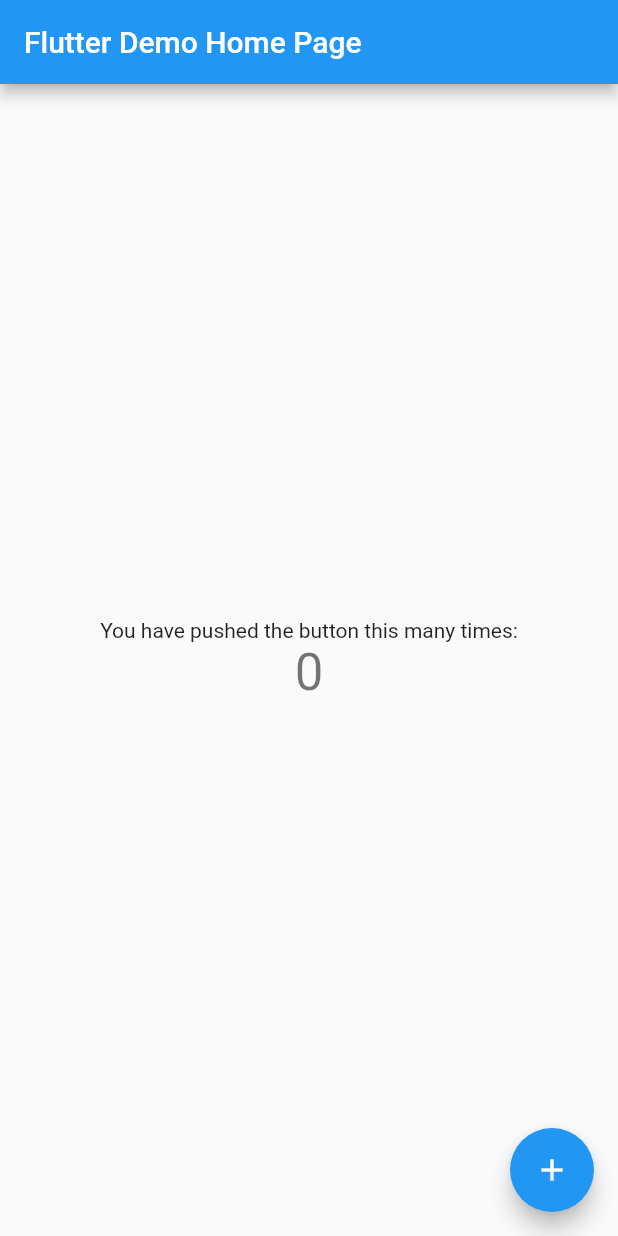
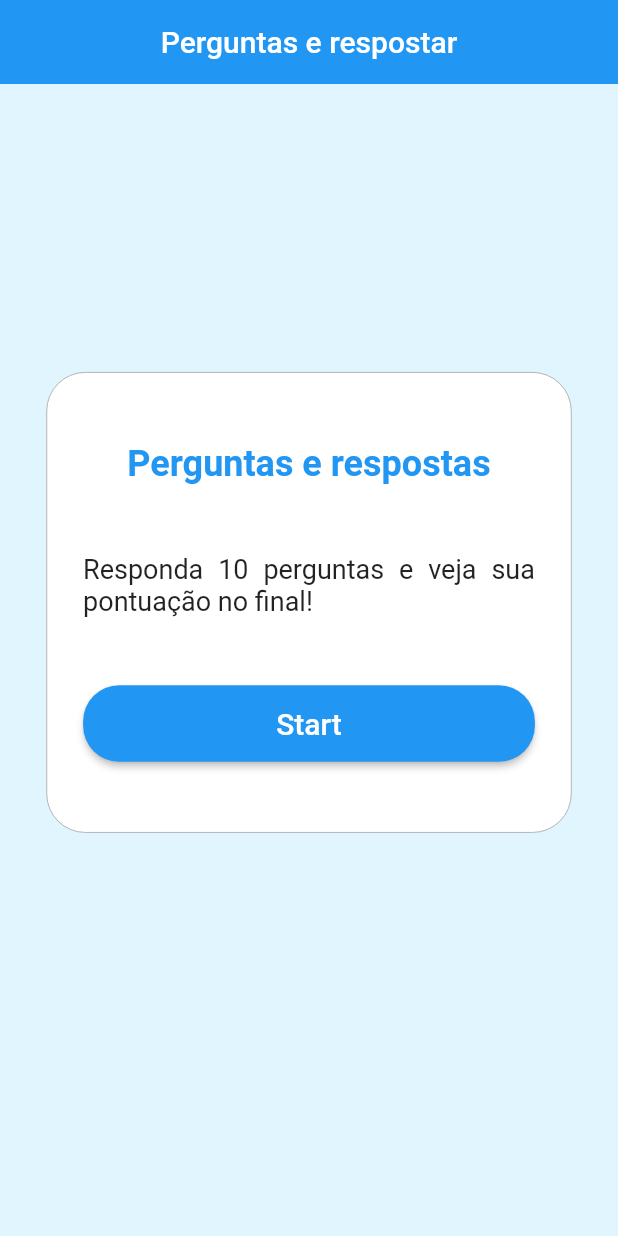
Before and after one commit to EduardoGPS-18/FirstWeekChallengeUA, a Flutter app: the screen it shows after launch, on a phone screen of 412 x 824 dp. Run offline on Flutter 3.47's test engine with Material 2 defaults, Android fonts, the phone set to English and light mode, and no system bars.

Commit message:
feat: added home_page and added pages centrilizer import

```diff
--- a/lib/main.dart
+++ b/lib/main.dart
@@ -1,4 +1,6 @@
 import 'package:flutter/material.dart';
+
+import './pages/pages.dart';
 
 void main() {
   runApp(const MyApp());
@@ -7,109 +9,14 @@ void main() {
 class MyApp extends StatelessWidget {
   const MyApp({Key? key}) : super(key: key);
 
-  // This widget is the root of your application.
   @override
   Widget build(BuildContext context) {
     return MaterialApp(
-      title: 'Flutter Demo',
+      title: 'Quiz App',
       theme: ThemeData(
-        // This is the theme of your application.
-        //
-        // Try running your application with "flutter run". You'll see the
-        // application has a blue toolbar. Then, without quitting the app, try
-        // changing the primarySwatch below to Colors.green and then invoke
-        // "hot reload" (press "r" in the console where you ran "flutter run",
-        // or simply save your changes to "hot reload" in a Flutter IDE).
-        // Notice that the counter didn't reset back to zero; the application
-        // is not restarted.
         primarySwatch: Colors.blue,
       ),
-      home: const MyHomePage(title: 'Flutter Demo Home Page'),
+      home: const HomePage(),
     );
   }
 }
-
-class MyHomePage extends StatefulWidget {
-  const MyHomePage({Key? key, required this.title}) : super(key: key);
-
-  // This widget is the home page of your application. It is stateful, meaning
-  // that it has a State object (defined below) that contains fields that affect
-  // how it looks.
-
-  // This class is the configuration for the state. It holds the values (in this
-  // case the title) provided by the parent (in this case the App widget) and
-  // used by the build method of the State. Fields in a Widget subclass are
-  // always marked "final".
-
-  final String title;
-
-  @override
-  State<MyHomePage> createState() => _MyHomePageState();
-}
-
-class _MyHomePageState extends State<MyHomePage> {
-  int _counter = 0;
-
-  void _incrementCounter() {
-    setState(() {
-      // This call to setState tells the Flutter framework that something has
-      // changed in this State, which causes it to rerun the build method below
-      // so that the display can reflect the updated values. If we changed
-      // _counter without calling setState(), then the build method would not be
-      // called again, and so nothing would appear to happen.
-      _counter++;
-    });
-  }
-
-  @override
-  Widget build(BuildContext context) {
-    // This method is rerun every time setState is called, for instance as done
-    // by the _incrementCounter method above.
-    //
-    // The Flutter framework has been optimized to make rerunning build methods
-    // fast, so that you can just rebuild anything that needs updating rather
-    // than having to individually change instances of widgets.
-    return Scaffold(
-      appBar: AppBar(
-        // Here we take the value from the MyHomePage object that was created by
-        // the App.build method, and use it to set our appbar title.
-        title: Text(widget.title),
-      ),
-      body: Center(
-        // Center is a layout widget. It takes a single child and positions it
-        // in the middle of the parent.
-        child: Column(
-          // Column is also a layout widget. It takes a list of children and
-          // arranges them vertically. By default, it sizes itself to fit its
-          // children horizontally, and tries to be as tall as its parent.
-          //
-          // Invoke "debug painting" (press "p" in the console, choose the
-          // "Toggle Debug Paint" action from the Flutter Inspector in Android
-          // Studio, or the "Toggle Debug Paint" command in Visual Studio Code)
-          // to see the wireframe for each widget.
-          //
-          // Column has various properties to control how it sizes itself and
-          // how it positions its children. Here we use mainAxisAlignment to
-          // center the children vertically; the main axis here is the vertical
-          // axis because Columns are vertical (the cross axis would be
-          // horizontal).
-          mainAxisAlignment: MainAxisAlignment.center,
-          children: <Widget>[
-            const Text(
-              'You have pushed the button this many times:',
-            ),
-            Text(
-              '$_counter',
-              style: Theme.of(context).textTheme.headline4,
-            ),
-          ],
-        ),
-      ),
-      floatingActionButton: FloatingActionButton(
-        onPressed: _incrementCounter,
-        tooltip: 'Increment',
-        child: const Icon(Icons.add),
-      ), // This trailing comma makes auto-formatting nicer for build methods.
-    );
-  }
-}
--- /dev/null
+++ b/lib/pages/home/home_page.dart
@@ -0,0 +1,84 @@
+import 'package:flutter/cupertino.dart';
+import 'package:flutter/material.dart';
+
+class HomePage extends StatelessWidget {
+  const HomePage({Key? key}) : super(key: key);
+
+  @override
+  Widget build(BuildContext context) {
+    return Scaffold(
+      appBar: AppBar(
+        backgroundColor: Colors.blue,
+        elevation: 0,
+        title: const Text("Perguntas e respostar"),
+        centerTitle: true,
+      ),
+      backgroundColor: Colors.lightBlue[50],
+      body: SafeArea(
+        child: LayoutBuilder(
+          builder: (context, constraints) => SizedBox(
+            width: constraints.maxWidth,
+            child: Center(
+              child: Container(
+                margin: EdgeInsets.only(bottom: constraints.maxHeight * 10 / 100),
+                decoration: BoxDecoration(
+                  color: Colors.white,
+                  borderRadius: BorderRadius.circular(26),
+                  border: Border.all(color: Colors.grey, width: 0.5),
+                ),
+                child: Padding(
+                  padding: EdgeInsets.all(24.0),
+                  child: Column(
+                    mainAxisAlignment: MainAxisAlignment.spaceAround,
+                    children: [
+                      const Text(
+                        "Perguntas e respostas",
+                        textAlign: TextAlign.center,
+                        style: TextStyle(
+                          fontWeight: FontWeight.bold,
+                          fontSize: 24,
+                          color: Colors.blue,
+                        ),
+                      ),
+                      const Text(
+                        "Responda 10 perguntas e veja sua pontuação no final!",
+                        style: TextStyle(
+                          fontSize: 18,
+                        ),
+                        textAlign: TextAlign.justify,
+                      ),
+                      LayoutBuilder(
+                        builder: (ctx, constraints) => SizedBox(
+                          width: constraints.maxWidth,
+                          child: ElevatedButton(
+                            onPressed: () {},
+                            style: ElevatedButton.styleFrom(
+                              padding: const EdgeInsets.symmetric(vertical: 14),
+                              shape: const RoundedRectangleBorder(
+                                borderRadius: BorderRadius.all(
+                                  Radius.circular(24),
+                                ),
+                              ),
+                            ),
+                            child: const Text(
+                              "Start",
+                              style: TextStyle(
+                                fontSize: 20,
+                              ),
+                            ),
+                          ),
+                        ),
+                      ),
+                    ],
+                  ),
+                ),
+                width: 85 / 100 * constraints.maxWidth,
+                height: 4 / 10 * constraints.maxHeight,
+              ),
+            ),
+          ),
+        ),
+      ),
+    );
+  }
+}
--- /dev/null
+++ b/lib/pages/pages.dart
@@ -0,0 +1 @@
+export './home/home_page.dart';
```
Also changed, not shown: 1 other file.
